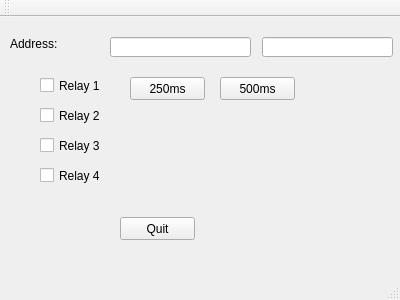
First picture: the form in RelayControlTest/mainwindow.ui, repository hgroover/hubitat-arduino-relay, before the edit.
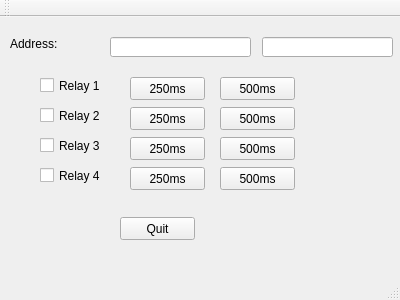
Second picture: the form after the edit.

Commit message: RelayControlTest:   Add quick closure buttons for other 3 relays

```diff
--- a/RelayControlTest/mainwindow.ui
+++ b/RelayControlTest/mainwindow.ui
@@ -150,6 +150,102 @@
      <string>500ms</string>
     </property>
    </widget>
+   <widget class="QPushButton" name="btn250ms_2">
+    <property name="geometry">
+     <rect>
+      <x>130</x>
+      <y>90</y>
+      <width>75</width>
+      <height>23</height>
+     </rect>
+    </property>
+    <property name="toolTip">
+     <string>Close relay 1 for 250ms</string>
+    </property>
+    <property name="text">
+     <string>250ms</string>
+    </property>
+   </widget>
+   <widget class="QPushButton" name="btn250ms_3">
+    <property name="geometry">
+     <rect>
+      <x>130</x>
+      <y>120</y>
+      <width>75</width>
+      <height>23</height>
+     </rect>
+    </property>
+    <property name="toolTip">
+     <string>Close relay 1 for 250ms</string>
+    </property>
+    <property name="text">
+     <string>250ms</string>
+    </property>
+   </widget>
+   <widget class="QPushButton" name="btn250ms_4">
+    <property name="geometry">
+     <rect>
+      <x>130</x>
+      <y>150</y>
+      <width>75</width>
+      <height>23</height>
+     </rect>
+    </property>
+    <property name="toolTip">
+     <string>Close relay 1 for 250ms</string>
+    </property>
+    <property name="text">
+     <string>250ms</string>
+    </property>
+   </widget>
+   <widget class="QPushButton" name="btn500ms_2">
+    <property name="geometry">
+     <rect>
+      <x>220</x>
+      <y>90</y>
+      <width>75</width>
+      <height>23</height>
+     </rect>
+    </property>
+    <property name="toolTip">
+     <string>Close relay 1 for 500ms</string>
+    </property>
+    <property name="text">
+     <string>500ms</string>
+    </property>
+   </widget>
+   <widget class="QPushButton" name="btn500ms_3">
+    <property name="geometry">
+     <rect>
+      <x>220</x>
+      <y>120</y>
+      <width>75</width>
+      <height>23</height>
+     </rect>
+    </property>
+    <property name="toolTip">
+     <string>Close relay 1 for 500ms</string>
+    </property>
+    <property name="text">
+     <string>500ms</string>
+    </property>
+   </widget>
+   <widget class="QPushButton" name="btn500ms_4">
+    <property name="geometry">
+     <rect>
+      <x>220</x>
+      <y>150</y>
+      <width>75</width>
+      <height>23</height>
+     </rect>
+    </property>
+    <property name="toolTip">
+     <string>Close relay 1 for 500ms</string>
+    </property>
+    <property name="text">
+     <string>500ms</string>
+    </property>
+   </widget>
   </widget>
   <widget class="QMenuBar" name="menuBar">
    <property name="geometry">
```
The commit also changes 3 other files.
